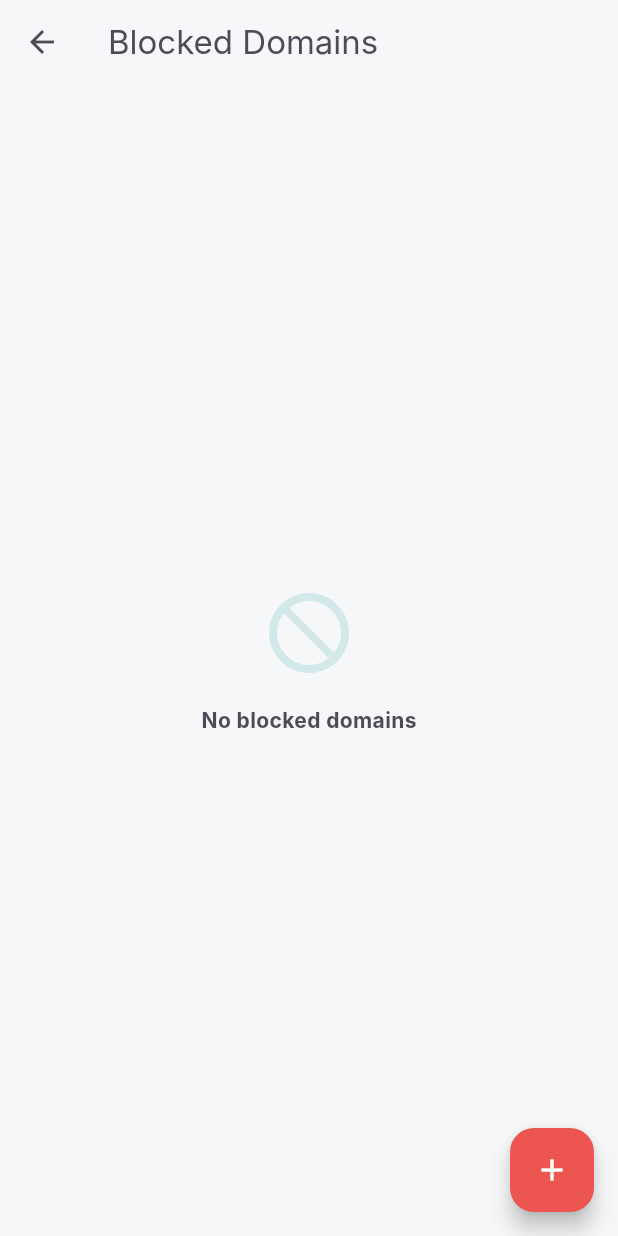
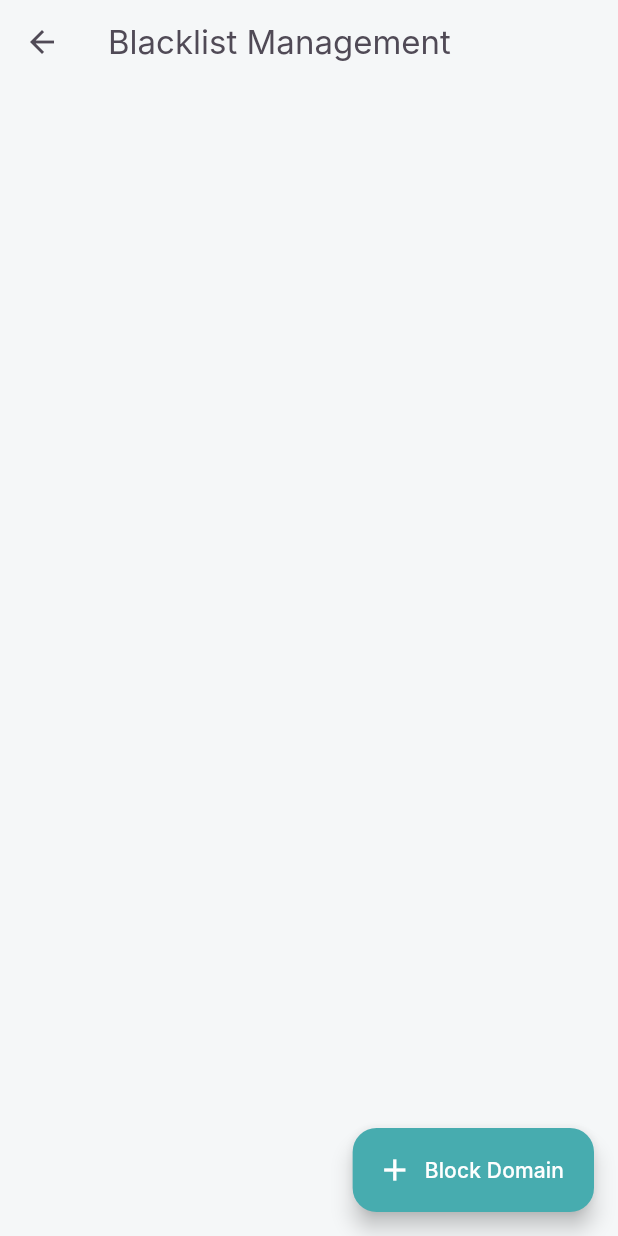
Before and after one commit to dennismutuku2005/admenii, a Flutter app: the DomainsScreen screen opened directly, on a phone screen of 412 x 824 dp. Run offline on Flutter 3.47's test engine with Material 3 defaults, Android fonts, the phone set to English and light mode, and no system bars; our stand-ins replace sqflite; missing offline and left inert: dart:ffi; accounts and stored records are empty; Roboto replaces fonts that are missing (Inter).

Commit message:
update: refined domains_screen.dart functionality

```diff
--- a/lib/screens/domains_screen.dart
+++ b/lib/screens/domains_screen.dart
@@ -7,39 +7,24 @@ class DomainsScreen extends StatelessWidget {
 
   @override
   Widget build(BuildContext context) {
-    final theme = Theme.of(context);
     return Scaffold(
-      appBar: AppBar(title: const Text('Blocked Domains')),
+      appBar: AppBar(title: const Text('Blacklist Management')),
       body: Consumer<AdBlockerProvider>(
         builder: (context, provider, _) {
-          if (provider.domains.isEmpty) {
-            return Center(
-              child: Column(
-                mainAxisAlignment: MainAxisAlignment.center,
-                children: [
-                  Icon(Icons.block_flipped, size: 64, color: theme.primaryColor.withOpacity(0.2)),
-                  const SizedBox(height: 16),
-                  const Text('No blocked domains', style: TextStyle(fontWeight: FontWeight.bold)),
-                ],
-              ),
-            );
-          }
           return ListView.builder(
-            padding: const EdgeInsets.all(16),
+            padding: const EdgeInsets.all(32),
             itemCount: provider.domains.length,
             itemBuilder: (context, index) {
               final domain = provider.domains[index];
               return Card(
                 margin: const EdgeInsets.only(bottom: 12),
                 child: ListTile(
-                  leading: const CircleAvatar(
-                    backgroundColor: Color(0xFFED5550),
-                    child: Icon(Icons.security, color: Colors.white, size: 18),
-                  ),
-                  title: Text(domain['domain'] ?? 'Unknown', style: theme.textTheme.titleMedium),
-                  subtitle: Text('Hits: ${domain['hit_count']} • ${domain['source']}'),
+                  contentPadding: const EdgeInsets.symmetric(horizontal: 24),
+                  leading: const Icon(Icons.block_rounded, color: Color(0xFF536B74), size: 18),
+                  title: Text(domain['domain'] ?? 'Unknown', style: const TextStyle(fontWeight: FontWeight.w500)),
+                  subtitle: Text('Source: ${domain['source']}'),
                   trailing: IconButton(
-                    icon: const Icon(Icons.delete_outline, color: Color(0xFF717175)),
+                    icon: const Icon(Icons.close_rounded, size: 18),
                     onPressed: () => provider.removeDomain(domain['domain']),
                   ),
                 ),
@@ -48,23 +33,24 @@ class DomainsScreen extends StatelessWidget {
           );
         },
       ),
-      floatingActionButton: FloatingActionButton(
-        backgroundColor: const Color(0xFFED5550),
-        onPressed: () => _showAddDomainDialog(context),
-        child: const Icon(Icons.add, color: Colors.white),
+      floatingActionButton: FloatingActionButton.extended(
+        backgroundColor: const Color(0xFF47ACAF),
+        onPressed: () => _showAddDialog(context),
+        icon: const Icon(Icons.add, color: Colors.white),
+        label: const Text('Block Domain', style: TextStyle(color: Colors.white)),
       ),
     );
   }
 
-  void _showAddDomainDialog(BuildContext context) {
+  void _showAddDialog(BuildContext context) {
     final controller = TextEditingController();
     showDialog(
       context: context,
       builder: (context) => AlertDialog(
-        title: const Text('Block Custom Domain'),
+        title: const Text('Manually Block Domain'),
         content: TextField(
           controller: controller,
-          decoration: const InputDecoration(hintText: 'e.g., ads.example.com', border: OutlineInputBorder()),
+          decoration: const InputDecoration(hintText: 'ads.example.com', border: OutlineInputBorder()),
         ),
         actions: [
           TextButton(onPressed: () => Navigator.pop(context), child: const Text('Cancel')),
```
